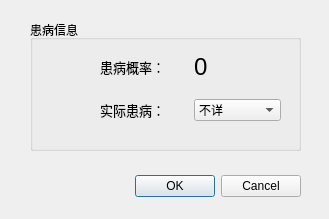
Above: GUI/ShowResultDialog.ui from hzhaoaf/CTDiagnosis before the change. Below: the same form after it.
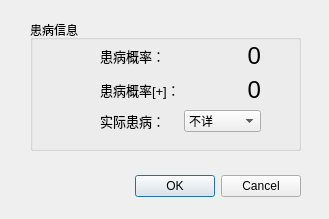
That is the form after the change.

What changed in the file:
```diff
--- a/GUI/ShowResultDialog.ui
+++ b/GUI/ShowResultDialog.ui
@@ -44,13 +44,13 @@
    <property name="title">
     <string>患病信息</string>
    </property>
-   <widget class="QWidget" name="layoutWidget">
+   <widget class="QWidget" name="">
     <property name="geometry">
      <rect>
       <x>70</x>
-      <y>20</y>
-      <width>181</width>
-      <height>81</height>
+      <y>21</y>
+      <width>161</width>
+      <height>91</height>
      </rect>
     </property>
     <layout class="QVBoxLayout" name="verticalLayout">
@@ -79,6 +79,42 @@
          </property>
          <property name="text">
           <string>0</string>
+         </property>
+         <property name="alignment">
+          <set>Qt::AlignRight|Qt::AlignTrailing|Qt::AlignVCenter</set>
+         </property>
+        </widget>
+       </item>
+      </layout>
+     </item>
+     <item>
+      <layout class="QHBoxLayout" name="horizontalLayout_3">
+       <item>
+        <widget class="QLabel" name="label_3">
+         <property name="font">
+          <font>
+           <family>Arial</family>
+           <pointsize>10</pointsize>
+          </font>
+         </property>
+         <property name="text">
+          <string>患病概率[+]：</string>
+         </property>
+        </widget>
+       </item>
+       <item>
+        <widget class="QLabel" name="predict_value2_label">
+         <property name="font">
+          <font>
+           <family>Arial</family>
+           <pointsize>18</pointsize>
+          </font>
+         </property>
+         <property name="text">
+          <string>0</string>
+         </property>
+         <property name="alignment">
+          <set>Qt::AlignRight|Qt::AlignTrailing|Qt::AlignVCenter</set>
          </property>
         </widget>
        </item>
```
Left out of the diff: 2 changed lines with no effect on the pictures.
